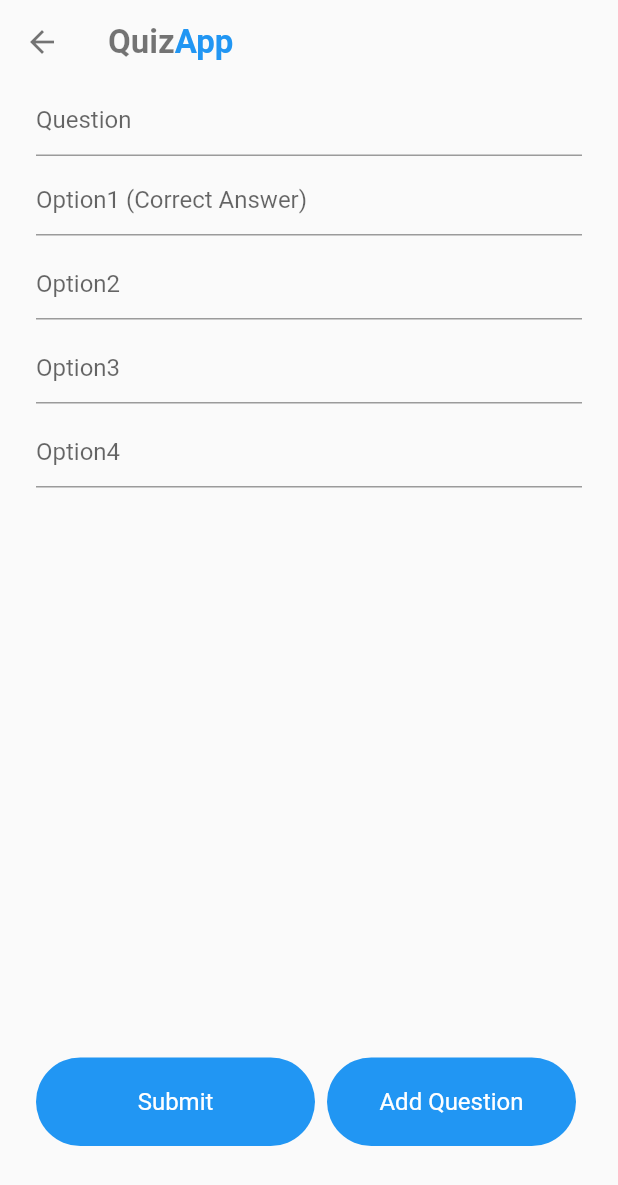
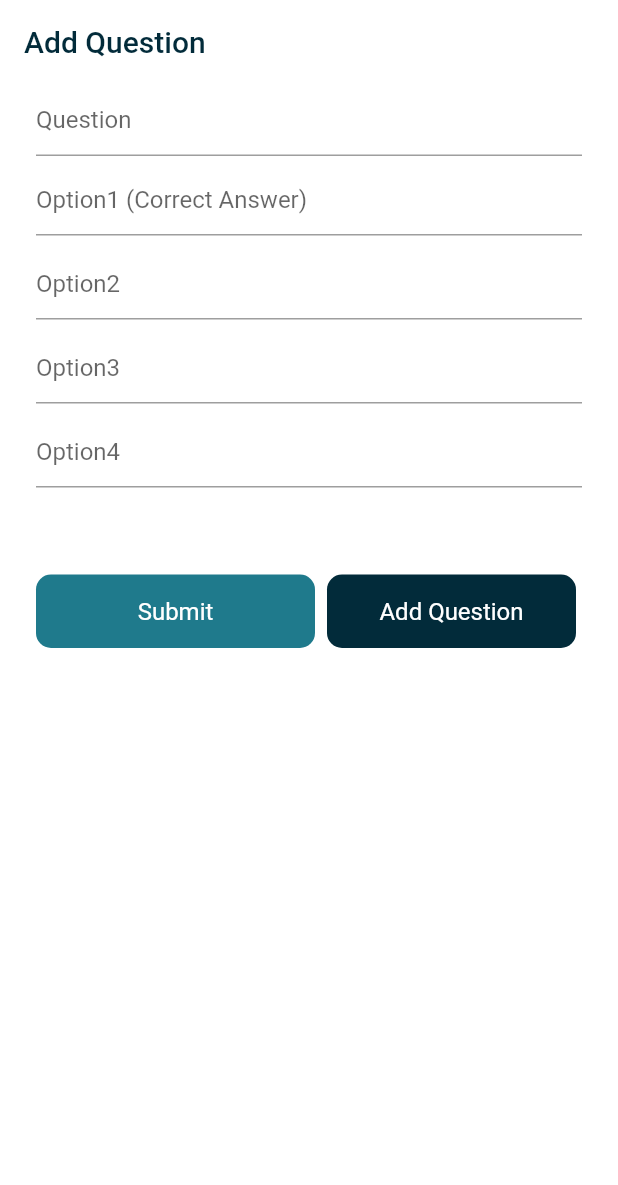
Before and after one commit to shraddhavijay/E-PhysicsApp, a Flutter app: the AddQuestion screen opened directly with empty values, on a phone screen of 412 x 824 dp. Shown: the top 1185 px of the screen. Run offline on Flutter 3.47's test engine with Material 2 defaults, Android fonts, the phone set to English and light mode, and no system bars; our stand-ins replace bubble_tab_indicator, cloud_firestore, connectivity, firebase_auth, firebase_core, firebase_database and 6 more; missing offline and left inert: custom_progress_dialog, flutter_file_dialog, flutter_pdfview, future_progress_dialog; accounts and stored records are empty.

```diff
--- a/lib/quiz/views/add_question.dart
+++ b/lib/quiz/views/add_question.dart
@@ -1,8 +1,8 @@
 import 'package:ephysicsapp/quiz/services/database.dart';
 import 'package:ephysicsapp/quiz/widget/widget.dart';
 import 'package:flutter/material.dart';
-
-
+import 'package:ephysicsapp/globals/colors.dart';
+import 'package:ephysicsapp/widgets/generalWidgets.dart';
 class AddQuestion extends StatefulWidget {
 
   final String quizId;
@@ -61,21 +61,12 @@
   Widget build(BuildContext context) {
     return Scaffold(
       backgroundColor: color1,
-      appBar: AppBar(
-        leading: BackButton(
-          color: Colors.black54,
-        ),
-        title: AppLogo(),
-        brightness: Brightness.light,
-        elevation: 0.0,
-        backgroundColor: Colors.transparent,
-        //brightness: Brightness.li,
-      ),
+      appBar: themeAppBar("Add Question"),
       body: isLoading
           ? Container(
               child: Center(child: CircularProgressIndicator()),
             )
-          : Form(
+          : SingleChildScrollView(child:Form(
               key: _formKey,
               child: Container(
                 padding: EdgeInsets.symmetric(horizontal: 24),
@@ -133,7 +124,8 @@
                     SizedBox(
                       height: 8,
                     ),
-                    Spacer(),
+                   // Spacer(),
+                   SizedBox(height: 50,),
                     Row(
                       children: [
                         GestureDetector(
@@ -146,10 +138,10 @@
                             alignment: Alignment.center,
                             width: MediaQuery.of(context).size.width / 2 - 20,
                             padding: EdgeInsets.symmetric(
-                                horizontal: 24, vertical: 20),
+                                horizontal: 24, vertical: 15),
                             decoration: BoxDecoration(
-                                color: Colors.blue,
-                                borderRadius: BorderRadius.circular(30)),
+                                color: color4,
+                                borderRadius: BorderRadius.circular(10)),
                             child: Text(
                               "Submit",
                               style:
@@ -168,10 +160,10 @@
                             alignment: Alignment.center,
                             width: MediaQuery.of(context).size.width / 2 - 40,
                             padding: EdgeInsets.symmetric(
-                                horizontal: 24, vertical: 20),
+                                horizontal: 24, vertical: 15),
                             decoration: BoxDecoration(
-                                color: Colors.blue,
-                                borderRadius: BorderRadius.circular(30)),
+                                color: color5,
+                                borderRadius: BorderRadius.circular(10)),
                             child: Text(
                               "Add Question",
                               style:
@@ -188,6 +180,6 @@
                 ),
               ),
             ),
-    );
+    ));
   }
 }
--- a/lib/screens/Admin/widgets/docCard.dart
+++ b/lib/screens/Admin/widgets/docCard.dart
@@ -51,6 +51,7 @@
                               color: color5,
                               onPressed: () {
                                 onDocDelete(docID: docDetails["docID"],section: section,moduleID: moduleID,context: context);
+                                 Navigator.of(context).pop(false);
                               },
                             ),
                             IconButton(
```
Also changed, not shown: lib/quiz/services/database.dart (+8 -0 lines), lib/quiz/views/create_quiz.dart (+22 -38 lines), lib/quiz/views/home.dart (+39 -1 lines), lib/quiz/views/quiz_play.dart (+4 -7 lines).
